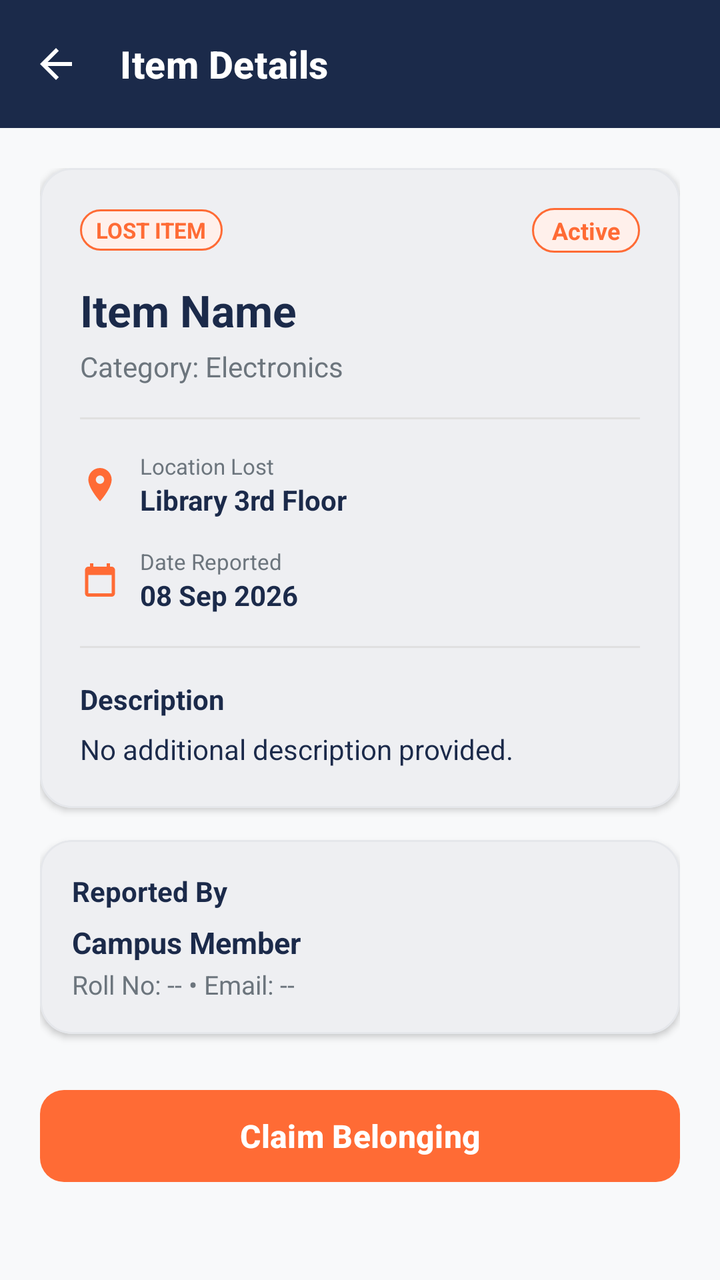
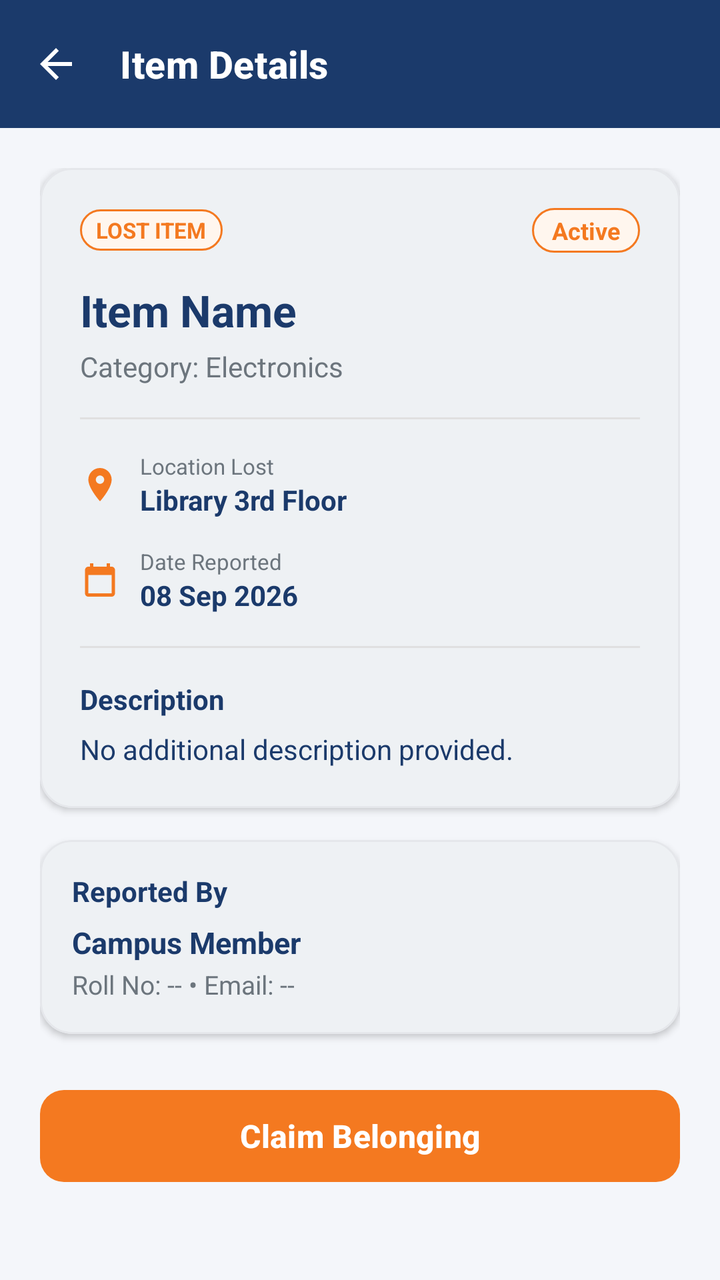

Screens rendered from an Android XML layout before and after an edit, with the pre-edit source and the edit as a unified diff.
<!-- AndroidManifest.xml: application theme Theme.CampusFind -->
<!-- res/layout/activity_item_detail.xml -->
<?xml version="1.0" encoding="utf-8"?>
<androidx.coordinatorlayout.widget.CoordinatorLayout
    xmlns:android="http://schemas.android.com/apk/res/android"
    xmlns:app="http://schemas.android.com/apk/res-auto"
    xmlns:tools="http://schemas.android.com/tools"
    android:layout_width="match_parent"
    android:layout_height="match_parent"
    android:background="@color/background">

    <com.google.android.material.appbar.AppBarLayout
        android:layout_width="match_parent"
        android:layout_height="wrap_content">

        <com.google.android.material.appbar.MaterialToolbar
            android:id="@+id/toolbarDetail"
            android:layout_width="match_parent"
            android:layout_height="?attr/actionBarSize"
            android:background="@color/primary"
            app:navigationIcon="@drawable/ic_arrow_back"
            app:navigationIconTint="@color/text_white"
            app:title="Item Details"
            app:titleTextAppearance="@style/CampusFind.ToolbarTitle" />
    </com.google.android.material.appbar.AppBarLayout>

    <androidx.core.widget.NestedScrollView
        android:layout_width="match_parent"
        android:layout_height="match_parent"
        android:fillViewport="true"
        app:layout_behavior="@string/appbar_scrolling_view_behavior">

        <LinearLayout
            android:layout_width="match_parent"
            android:layout_height="wrap_content"
            android:orientation="vertical"
            android:padding="20dp">

            
            <com.google.android.material.card.MaterialCardView
                android:layout_width="match_parent"
                android:layout_height="wrap_content"
                app:cardCornerRadius="16dp"
                app:cardElevation="2dp"
                app:strokeWidth="1dp"
                app:strokeColor="@color/card_stroke"
                app:cardBackgroundColor="@color/surface">

                <LinearLayout
                    android:layout_width="match_parent"
                    android:layout_height="wrap_content"
                    android:orientation="vertical"
                    android:padding="20dp">

                    
                    <LinearLayout
                        android:layout_width="match_parent"
                        android:layout_height="wrap_content"
                        android:orientation="horizontal"
                        android:gravity="center_vertical">

                        <TextView
                            android:id="@+id/tvDetailTypeBadge"
                            android:layout_width="wrap_content"
                            android:layout_height="wrap_content"
                            android:text="LOST ITEM"
                            android:textStyle="bold"
                            android:textSize="11sp"
                            android:textColor="@color/accent"
                            android:paddingStart="8dp"
                            android:paddingEnd="8dp"
                            android:paddingTop="3dp"
                            android:paddingBottom="3dp"
                            android:background="@drawable/badge_active" />

                        <View
                            android:layout_width="0dp"
                            android:layout_height="1dp"
                            android:layout_weight="1" />

                        <TextView
                            android:id="@+id/tvDetailStatusBadge"
                            android:layout_width="wrap_content"
                            android:layout_height="wrap_content"
                            android:text="Active"
                            android:textStyle="bold"
                            android:textSize="12sp"
                            android:textColor="@color/status_active"
                            android:paddingStart="10dp"
                            android:paddingEnd="10dp"
                            android:paddingTop="3dp"
                            android:paddingBottom="3dp"
                            android:background="@drawable/badge_active" />
                    </LinearLayout>

                    
                    <TextView
                        android:id="@+id/tvDetailItemName"
                        android:layout_width="match_parent"
                        android:layout_height="wrap_content"
                        android:layout_marginTop="14dp"
                        android:text="Item Name"
                        android:textColor="@color/text_primary"
                        android:textSize="22sp"
                        android:textStyle="bold" />

                    
                    <TextView
                        android:id="@+id/tvDetailCategory"
                        android:layout_width="match_parent"
                        android:layout_height="wrap_content"
                        android:layout_marginTop="4dp"
                        android:text="Category: Electronics"
                        android:textColor="@color/text_secondary"
                        android:textSize="14sp" />

                    <View
                        android:layout_width="match_parent"
                        android:layout_height="1dp"
                        android:layout_marginTop="16dp"
                        android:layout_marginBottom="16dp"
                        android:background="@color/divider" />

                    
                    <LinearLayout
                        android:layout_width="match_parent"
                        android:layout_height="wrap_content"
                        android:orientation="horizontal"
                        android:gravity="center_vertical">

                        <ImageView
                            android:layout_width="20dp"
                            android:layout_height="20dp"
                            android:src="@drawable/ic_location"
                            app:tint="@color/accent" />

                        <LinearLayout
                            android:layout_width="match_parent"
                            android:layout_height="wrap_content"
                            android:layout_marginStart="10dp"
                            android:orientation="vertical">

                            <TextView
                                android:id="@+id/tvDetailLocationLabel"
                                android:layout_width="wrap_content"
                                android:layout_height="wrap_content"
                                android:text="Location Lost"
                                android:textColor="@color/text_secondary"
                                android:textSize="11sp" />

                            <TextView
                                android:id="@+id/tvDetailLocation"
                                android:layout_width="wrap_content"
                                android:layout_height="wrap_content"
                                android:text="Library 3rd Floor"
                                android:textColor="@color/text_primary"
                                android:textSize="14sp"
                                android:textStyle="bold" />
                        </LinearLayout>
                    </LinearLayout>

                    
                    <LinearLayout
                        android:layout_width="match_parent"
                        android:layout_height="wrap_content"
                        android:layout_marginTop="14dp"
                        android:orientation="horizontal"
                        android:gravity="center_vertical">

                        <ImageView
                            android:layout_width="20dp"
                            android:layout_height="20dp"
                            android:src="@drawable/ic_calendar"
                            app:tint="@color/accent" />

                        <LinearLayout
                            android:layout_width="match_parent"
                            android:layout_height="wrap_content"
                            android:layout_marginStart="10dp"
                            android:orientation="vertical">

                            <TextView
                                android:id="@+id/tvDetailDateLabel"
                                android:layout_width="wrap_content"
                                android:layout_height="wrap_content"
                                android:text="Date Reported"
                                android:textColor="@color/text_secondary"
                                android:textSize="11sp" />

                            <TextView
                                android:id="@+id/tvDetailDate"
                                android:layout_width="wrap_content"
                                android:layout_height="wrap_content"
                                android:text="08 Sep 2026"
                                android:textColor="@color/text_primary"
                                android:textSize="14sp"
                                android:textStyle="bold" />
                        </LinearLayout>
                    </LinearLayout>

                    <View
                        android:layout_width="match_parent"
                        android:layout_height="1dp"
                        android:layout_marginTop="16dp"
                        android:layout_marginBottom="16dp"
                        android:background="@color/divider" />

                    
                    <TextView
                        android:layout_width="wrap_content"
                        android:layout_height="wrap_content"
                        android:text="Description"
                        android:textColor="@color/primary"
                        android:textSize="14sp"
                        android:textStyle="bold" />

                    <TextView
                        android:id="@+id/tvDetailDescription"
                        android:layout_width="match_parent"
                        android:layout_height="wrap_content"
                        android:layout_marginTop="6dp"
                        android:text="No additional description provided."
                        android:textColor="@color/text_primary"
                        android:textSize="14sp"
                        android:lineSpacingMultiplier="1.2" />

                </LinearLayout>
            </com.google.android.material.card.MaterialCardView>

            
            <com.google.android.material.card.MaterialCardView
                android:id="@+id/cardReporterInfo"
                android:layout_width="match_parent"
                android:layout_height="wrap_content"
                android:layout_marginTop="16dp"
                app:cardCornerRadius="16dp"
                app:cardElevation="2dp"
                app:strokeWidth="1dp"
                app:strokeColor="@color/card_stroke"
                app:cardBackgroundColor="@color/surface">

                <LinearLayout
                    android:layout_width="match_parent"
                    android:layout_height="wrap_content"
                    android:orientation="vertical"
                    android:padding="16dp">

                    <TextView
                        android:layout_width="wrap_content"
                        android:layout_height="wrap_content"
                        android:text="Reported By"
                        android:textColor="@color/primary"
                        android:textSize="14sp"
                        android:textStyle="bold" />

                    <TextView
                        android:id="@+id/tvReporterName"
                        android:layout_width="wrap_content"
                        android:layout_height="wrap_content"
                        android:layout_marginTop="6dp"
                        android:text="Campus Member"
                        android:textColor="@color/text_primary"
                        android:textSize="15sp"
                        android:textStyle="bold" />

                    <TextView
                        android:id="@+id/tvReporterDetails"
                        android:layout_width="wrap_content"
                        android:layout_height="wrap_content"
                        android:layout_marginTop="2dp"
                        android:text="Roll No: -- • Email: --"
                        android:textColor="@color/text_secondary"
                        android:textSize="13sp" />
                </LinearLayout>
            </com.google.android.material.card.MaterialCardView>

            
            <LinearLayout
                android:layout_width="match_parent"
                android:layout_height="wrap_content"
                android:layout_marginTop="24dp"
                android:orientation="vertical">

                <com.google.android.material.button.MaterialButton
                    android:id="@+id/btnClaimItem"
                    android:layout_width="match_parent"
                    android:layout_height="54dp"
                    android:text="Claim Belonging"
                    android:textSize="16sp"
                    android:textStyle="bold"
                    android:textAllCaps="false"
                    app:cornerRadius="12dp"
                    app:backgroundTint="@color/accent"
                    android:textColor="@color/text_white" />

                <com.google.android.material.button.MaterialButton
                    android:id="@+id/btnViewClaimQR"
                    android:layout_width="match_parent"
                    android:layout_height="54dp"
                    android:text="View Claim QR Code"
                    android:textSize="16sp"
                    android:textStyle="bold"
                    android:textAllCaps="false"
                    app:cornerRadius="12dp"
                    app:backgroundTint="@color/primary"
                    android:textColor="@color/text_white"
                    android:visibility="gone" />

                <TextView
                    android:id="@+id/tvOwnershipNotice"
                    android:layout_width="match_parent"
                    android:layout_height="wrap_content"
                    android:layout_marginTop="8dp"
                    android:text="You reported this item."
                    android:textAlignment="center"
                    android:textColor="@color/text_secondary"
                    android:textSize="13sp"
                    android:visibility="gone" />

            </LinearLayout>

        </LinearLayout>
    </androidx.core.widget.NestedScrollView>

</androidx.coordinatorlayout.widget.CoordinatorLayout>
<!-- resources referenced by this layout -->
<resources>
  <color name="accent">#FF6B35</color>
  <color name="background">#F8F9FA</color>
  <color name="card_stroke">#E5E7EB</color>
  <color name="divider">#E0E0E0</color>
  <color name="primary">#1B2A4A</color>
  <color name="status_active">#FF6B35</color>
  <color name="surface">#FFFFFF</color>
  <color name="text_primary">#1B2A4A</color>
  <color name="text_secondary">#6C757D</color>
  <color name="text_white">#FFFFFF</color>
  <!-- drawable badge_active (drawable) -->
  <?xml version="1.0" encoding="utf-8"?>
  <shape xmlns:android="http://schemas.android.com/apk/res/android"
      android:shape="rectangle">
      <corners android:radius="12dp" />
      <solid android:color="@color/status_active_bg" />
      <stroke
          android:width="1dp"
          android:color="@color/status_active" />
  </shape>
  <!-- drawable ic_arrow_back (drawable) -->
  <vector xmlns:android="http://schemas.android.com/apk/res/android"
      android:width="24dp"
      android:height="24dp"
      android:viewportWidth="24"
      android:viewportHeight="24">
      <path
          android:fillColor="#FFFFFF"
          android:pathData="M20,11H7.83l5.59,-5.59L12,4l-8,8 8,8 1.41,-1.41L7.83,13H20v-2z"/>
  </vector>
  <!-- drawable ic_calendar (drawable) -->
  <vector xmlns:android="http://schemas.android.com/apk/res/android"
      android:width="24dp"
      android:height="24dp"
      android:viewportWidth="24"
      android:viewportHeight="24">
      <path
          android:fillColor="@color/accent"
          android:pathData="M19,4h-1V2h-2v2H8V2H6v2H5c-1.11,0 -1.99,0.9 -1.99,2L3,20c0,1.1 0.89,2 2,2h14c1.1,0 2,-0.9 2,-2V6c0,-1.1 -0.9,-2 -2,-2zm0,16H5V9h14v11z"/>
  </vector>
  <!-- drawable ic_location (drawable) -->
  <vector xmlns:android="http://schemas.android.com/apk/res/android"
      android:width="24dp"
      android:height="24dp"
      android:viewportWidth="24"
      android:viewportHeight="24">
      <path
          android:fillColor="@color/accent"
          android:pathData="M12,2C8.13,2 5,5.13 5,9c0,5.25 7,13 7,13s7,-7.75 7,-13c0,-3.87 -3.13,-7 -7,-7zm0,9.5c-1.38,0 -2.5,-1.12 -2.5,-2.5s1.12,-2.5 2.5,-2.5 2.5,1.12 2.5,2.5 -1.12,2.5 -2.5,2.5z"/>
  </vector>
  <style name="CampusFind.ToolbarTitle" parent="TextAppearance.Material3.TitleMedium">
          <item name="android:textColor">@color/text_white</item>
          <item name="android:textStyle">bold</item>
          <item name="android:textSize">19sp</item>
      </style>
  <style name="Theme.CampusFind" parent="Theme.Material3.Light.NoActionBar">
          
          <item name="colorPrimary">@color/primary</item>
          <item name="colorOnPrimary">@color/text_white</item>
          <item name="colorPrimaryContainer">@color/primary_light</item>
          <item name="colorOnPrimaryContainer">@color/text_white</item>
  
          
          <item name="colorSecondary">@color/accent</item>
          <item name="colorOnSecondary">@color/text_white</item>
          <item name="colorSecondaryContainer">@color/accent_light</item>
          <item name="colorOnSecondaryContainer">@color/primary_dark</item>
  
          
          <item name="android:windowBackground">@color/background</item>
          <item name="colorSurface">@color/surface</item>
          <item name="colorOnSurface">@color/text_primary</item>
  
          
          <item name="android:statusBarColor">@color/primary</item>
          <item name="android:windowLightStatusBar">false</item>
      </style>
  <color name="status_active_bg">#FFF0EB</color>
  <color name="primary_light">#2E426B</color>
  <color name="accent_light">#FFA07A</color>
  <color name="primary_dark">#0F1B33</color>
</resources>

<!-- the commit's change to res/layout/activity_item_detail.xml (unified diff, before → after) -->
@@ -227,6 +227,52 @@
 
             
             <com.google.android.material.card.MaterialCardView
+                android:id="@+id/cardItemPhoto"
+                android:layout_width="match_parent"
+                android:layout_height="wrap_content"
+                android:layout_marginTop="16dp"
+                android:visibility="gone"
+                app:cardCornerRadius="16dp"
+                app:cardElevation="2dp"
+                app:strokeWidth="2dp"
+                app:strokeColor="@color/accent"
+                app:cardBackgroundColor="@color/surface">
+
+                <LinearLayout
+                    android:layout_width="match_parent"
+                    android:layout_height="wrap_content"
+                    android:orientation="vertical"
+                    android:padding="16dp">
+
+                    <TextView
+                        android:layout_width="wrap_content"
+                        android:layout_height="wrap_content"
+                        android:text="📷  Photo of Found Item"
+                        android:textColor="@color/primary"
+                        android:textSize="14sp"
+                        android:textStyle="bold" />
+
+                    <TextView
+                        android:layout_width="wrap_content"
+                        android:layout_height="wrap_content"
+                        android:layout_marginTop="2dp"
+                        android:layout_marginBottom="10dp"
+                        android:text="Verify this is your item before contacting the finder"
+                        android:textColor="@color/text_secondary"
+                        android:textSize="12sp" />
+
+                    <ImageView
+                        android:id="@+id/ivItemPhoto"
+                        android:layout_width="match_parent"
+                        android:layout_height="220dp"
+                        android:scaleType="centerCrop"
+                        android:background="@color/surface_variant"
+                        android:contentDescription="Found item photo" />
+                </LinearLayout>
+            </com.google.android.material.card.MaterialCardView>
+
+            
+            <com.google.android.material.card.MaterialCardView
                 android:id="@+id/cardReporterInfo"
                 android:layout_width="match_parent"
                 android:layout_height="wrap_content"
<!-- resource entries referenced after the edit -->
@@ -1,13 +1,14 @@
 <!-- resources referenced by this layout -->
 <resources>
-  <color name="accent">#FF6B35</color>
-  <color name="background">#F8F9FA</color>
+  <color name="accent">#F47920</color>
+  <color name="background">#F4F6FA</color>
   <color name="card_stroke">#E5E7EB</color>
   <color name="divider">#E0E0E0</color>
-  <color name="primary">#1B2A4A</color>
-  <color name="status_active">#FF6B35</color>
+  <color name="primary">#1B3A6B</color>
+  <color name="status_active">#F47920</color>
   <color name="surface">#FFFFFF</color>
-  <color name="text_primary">#1B2A4A</color>
+  <color name="surface_variant">#ECEFF1</color>
+  <color name="text_primary">#1B3A6B</color>
   <color name="text_secondary">#6C757D</color>
   <color name="text_white">#FFFFFF</color>
   <!-- drawable badge_active (drawable) -->
@@ -77,9 +78,9 @@
           <item name="android:statusBarColor">@color/primary</item>
           <item name="android:windowLightStatusBar">false</item>
       </style>
-  <color name="status_active_bg">#FFF0EB</color>
-  <color name="primary_light">#2E426B</color>
-  <color name="accent_light">#FFA07A</color>
-  <color name="primary_dark">#0F1B33</color>
+  <color name="status_active_bg">#FFF6EE</color>
+  <color name="primary_light">#2E5499</color>
+  <color name="accent_light">#FFB366</color>
+  <color name="primary_dark">#0F2448</color>
 </resources>
 
